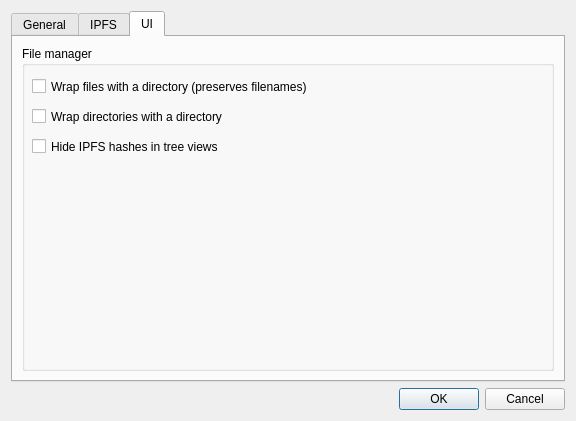
This is galacteek/ui/settings.ui in pinnaculum/galacteek as Qt 5 draws it before an edit. The edited form follows.
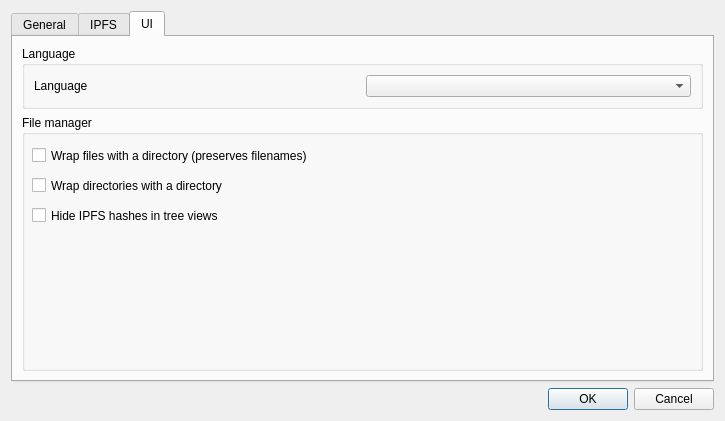
This is the edited form. The open tabs and pages were chosen to show the change.

Commit message:
- add french (fr) translation and make language selection possible in the settings dialog - clipboard: allow fs: and ipfs: schemes - classes renaming - httpbrowsing setting - browser: limit tab title to 16 characters - add ipfs informations dialog in the status bar - ipfssearch: a bug fix, also add hashmark link to every search
switch to version 0.1.8

The edit to the form file:
```diff
--- a/galacteek/ui/settings.ui
+++ b/galacteek/ui/settings.ui
@@ -6,7 +6,7 @@
    <rect>
     <x>0</x>
     <y>0</y>
-    <width>576</width>
+    <width>725</width>
     <height>421</height>
    </rect>
   </property>
@@ -370,7 +370,7 @@
       <layout class="QGridLayout" name="gridLayout_2">
        <item row="0" column="0">
         <layout class="QGridLayout" name="gridLayout">
-         <item row="0" column="0">
+         <item row="1" column="0">
           <widget class="QGroupBox" name="groupBox">
            <property name="title">
             <string>File manager</string>
@@ -380,7 +380,7 @@
              <rect>
               <x>10</x>
               <y>30</y>
-              <width>491</width>
+              <width>661</width>
               <height>21</height>
              </rect>
             </property>
@@ -393,7 +393,7 @@
              <rect>
               <x>10</x>
               <y>60</y>
-              <width>351</width>
+              <width>661</width>
               <height>21</height>
              </rect>
             </property>
@@ -406,7 +406,7 @@
              <rect>
               <x>10</x>
               <y>90</y>
-              <width>341</width>
+              <width>661</width>
               <height>21</height>
              </rect>
             </property>
@@ -416,6 +416,35 @@
            </widget>
           </widget>
          </item>
+         <item row="0" column="0">
+          <widget class="QGroupBox" name="groupBox_2">
+           <property name="sizePolicy">
+            <sizepolicy hsizetype="Preferred" vsizetype="Maximum">
+             <horstretch>0</horstretch>
+             <verstretch>0</verstretch>
+            </sizepolicy>
+           </property>
+           <property name="title">
+            <string>Language</string>
+           </property>
+           <layout class="QHBoxLayout" name="horizontalLayout_2">
+            <item>
+             <layout class="QHBoxLayout" name="horizontalLayout">
+              <item>
+               <widget class="QLabel" name="label_6">
+                <property name="text">
+                 <string>Language</string>
+                </property>
+               </widget>
+              </item>
+              <item>
+               <widget class="QComboBox" name="language"/>
+              </item>
+             </layout>
+            </item>
+           </layout>
+          </widget>
+         </item>
         </layout>
        </item>
       </layout>
```
Left out of the diff: 4 changed lines with no effect on the pictures. The commit also changes 39 other files.
